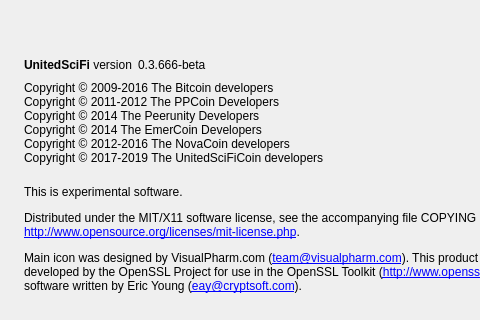
First picture: the form in src/qt/forms/aboutdialog.ui, repository scificrypto/UnitedSciFiCoin, before the edit; both pictures show x 0 to 480 and y 0 to 320 of the 640 by 416 pixel window.
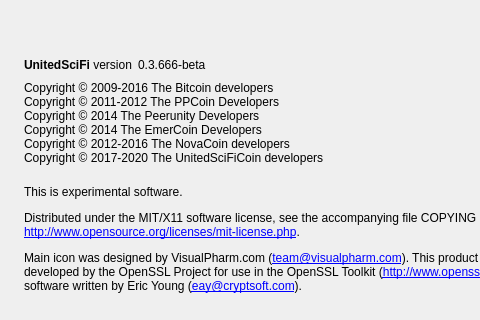
Second picture: the form after the edit. Icons and pictures are not drawn.

```diff
--- a/src/qt/forms/aboutdialog.ui
+++ b/src/qt/forms/aboutdialog.ui
@@ -99,7 +99,7 @@
 Copyright © 2014 The Peerunity Developers
 Copyright © 2014 The EmerCoin Developers
 Copyright © 2012-2016 The NovaCoin developers
-Copyright © 2017-2019 The UnitedSciFiCoin developers</string>
+Copyright © 2017-2020 The UnitedSciFiCoin developers</string>
        </property>
        <property name="textInteractionFlags">
         <set>Qt::LinksAccessibleByMouse|Qt::TextSelectableByKeyboard|Qt::TextSelectableByMouse</set>
```
